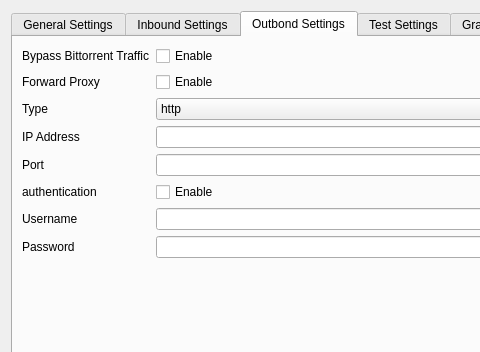
Qt form ui/settingsdialog.ui (Trojan-Qt5/Trojan-Qt5) before a commit; both pictures show x 0 to 480 and y 0 to 352 of the 634 by 532 pixel window.
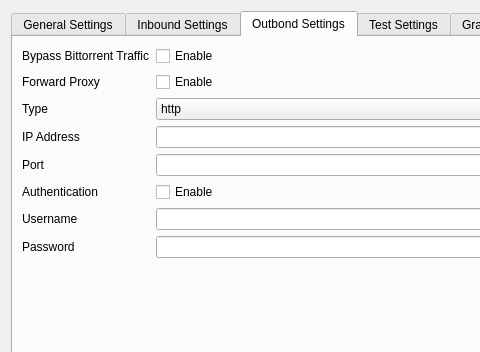
The same form after that commit. The open tabs and pages were chosen to show the change. Custom widgets are drawn as their Qt base class.

```diff
--- a/ui/settingsdialog.ui
+++ b/ui/settingsdialog.ui
@@ -503,7 +503,7 @@
          <item row="5" column="0">
           <widget class="QLabel" name="label_28">
            <property name="text">
-            <string>authentication</string>
+            <string>Authentication</string>
            </property>
           </widget>
          </item>
```
Left out of the diff: 2 changed lines with no effect on the pictures.
